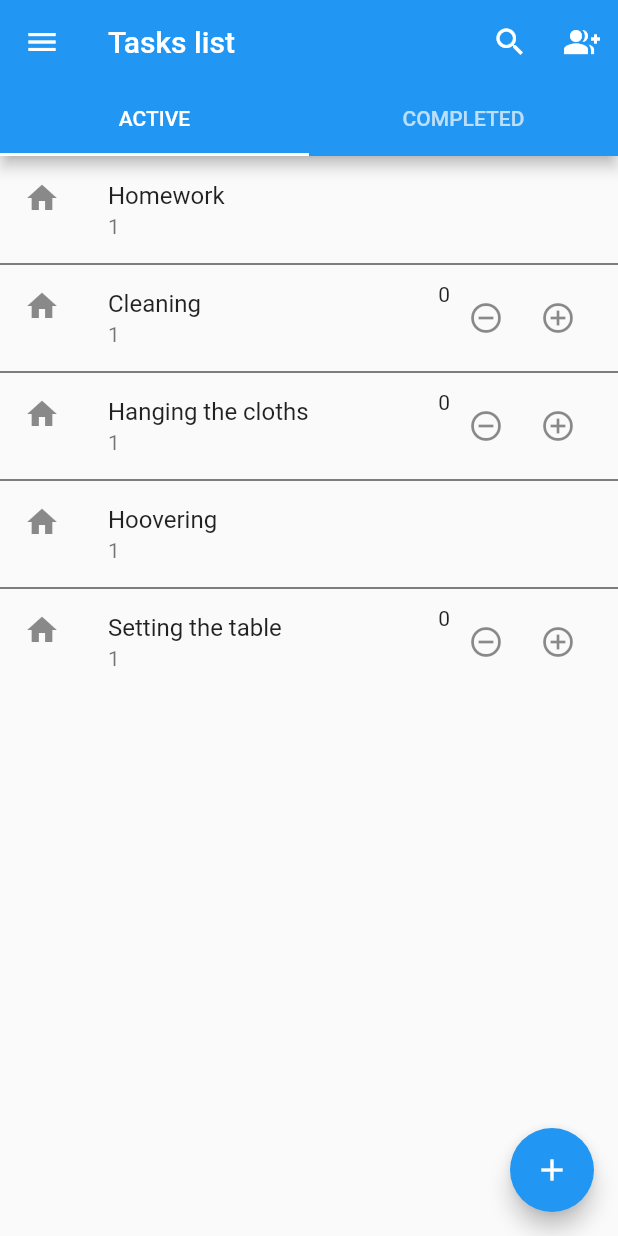
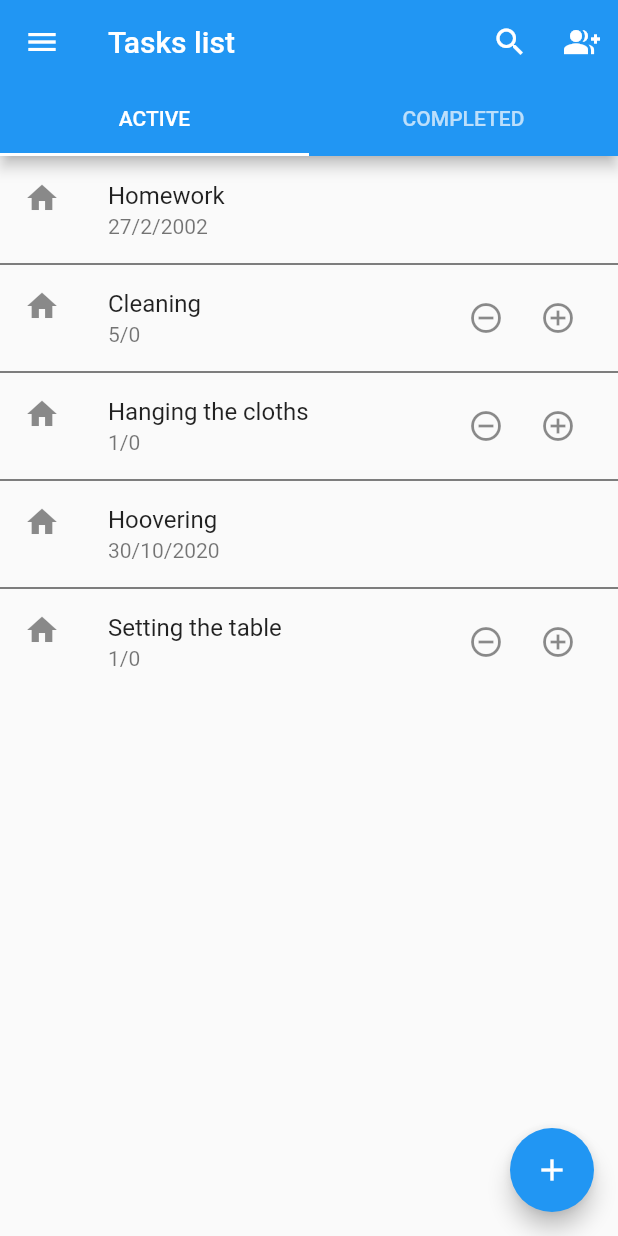
Before and after one commit to szead/kids_task_tracker, a Flutter app: the screen it shows after launch, on a phone screen of 412 x 824 dp. Run offline on Flutter 3.47's test engine with Material 2 defaults, Android fonts, the phone set to English and light mode, and no system bars; our stand-ins replace cloud_firestore; accounts and stored records are empty.

Commit message:
Tasklistpage total per current counter

```diff
--- a/lib/task_list_page.dart
+++ b/lib/task_list_page.dart
@@ -264,12 +264,20 @@ class _TasksListPageState extends State<TasksListPage> {
           },
           leading: Icon(Icons.home),
           title: Text(tasks.elementAt(index).taskName),
-          subtitle: Text(tasks.elementAt(index).kidId),
+          subtitle: getSubtitle(tasks.elementAt(index)),
           trailing: Wrap(
             spacing: 0,
             children: <Widget>[...addCircles(tasks.elementAt(index))],
           ),
         ));
+  }
+
+  Widget getSubtitle(Task task) {
+    if (task.maxCount != null)
+      return Text("${task.maxCount}/${task.actualCount}");
+    else
+      return Text(
+          "${task.deadline.day}/${task.deadline.month}/${task.deadline.year}");
   }
 
   Widget _buildCompletedListItem(
@@ -297,7 +305,6 @@ class _TasksListPageState extends State<TasksListPage> {
   List<Widget> addCircles(Task task) {
     List<Widget> widgets = new List<Widget>();
     if (task.maxCount != null) {
-      widgets.add(Text(task.actualCount.toString()));
       widgets.add(IconButton(
         icon: Icon(Icons.remove_circle_outline),
         onPressed: () {
@@ -313,7 +320,7 @@ class _TasksListPageState extends State<TasksListPage> {
             if (task.actualCount == task.maxCount - 1) {
               activeTasks.remove(task);
               completedTasks.add(task);
-              _completed(context,task);
+              _completed(context, task);
             } else {
               task.actualCount++;
             }
@@ -339,10 +346,9 @@ class CongratulationScreen extends StatelessWidget {
   @override
   Widget build(BuildContext context) {
     return Scaffold(
-      appBar: AppBar(
-
-      ),
-      body: Text("Congratulations your kid is awesome: $task has been completed"),
+      appBar: AppBar(),
+      body:
+          Text("Congratulations your kid is awesome: $task has been completed"),
     );
   }
 }
```
